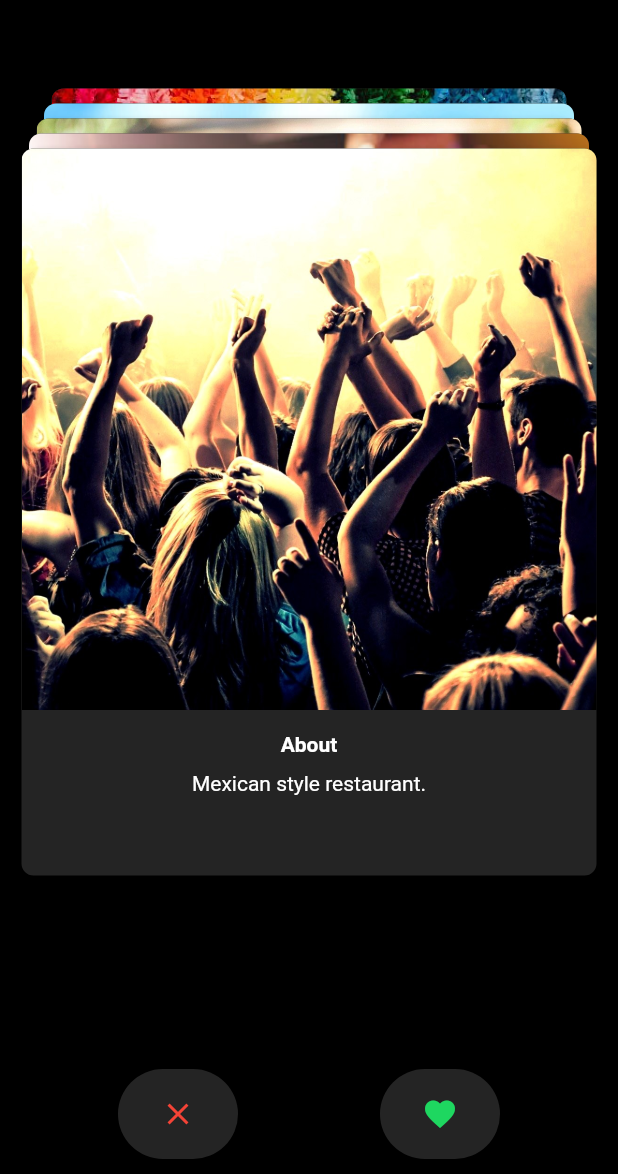
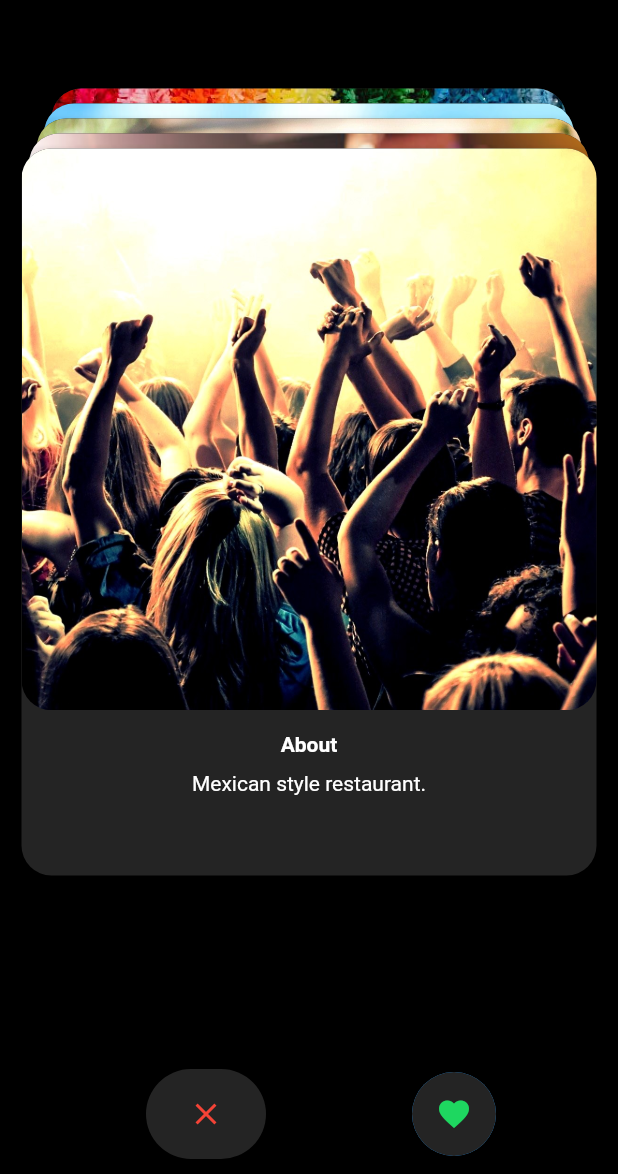
Before and after one commit to muhanator/Hungies, a Flutter app: the screen it shows after launch, on a phone screen of 412 x 824 dp, the part 62-1236 px from its top. Run offline on Flutter 3.47's test engine with Material 2 defaults, Android fonts, the phone set to English and light mode, and no system bars; our stand-ins replace google_maps_flutter, sliding_up_panel.

Commit message:
Added changes

```diff
--- a/lib/views/home_page.dart
+++ b/lib/views/home_page.dart
@@ -174,7 +174,7 @@ class HomePageState extends State<HomePage> with TickerProviderStateMixin {
                           Icons.clear,
                           color: Colors.red,
                         ))),
-                FlatButton(
+                FloatingActionButton(
                   onPressed: swipeRight,
                     child: Container(
                       height: 60,
@@ -243,9 +243,6 @@ class HomePageState extends State<HomePage> with TickerProviderStateMixin {
                                     ));
                                   },
                                   child: Card(
-                                    shape: RoundedRectangleBorder(
-                                      borderRadius: BorderRadius.circular(15.0),
-                                    ),
                                     color: Colors.transparent,
                                     elevation: 4.0,
                                     child: Container(
@@ -257,7 +254,7 @@ class HomePageState extends State<HomePage> with TickerProviderStateMixin {
                                       decoration: BoxDecoration(
                                         color: CARD_GREY,
                                         borderRadius:
-                                            BorderRadius.circular(8.0),
+                                            BorderRadius.circular(20.0),
                                       ),
                                       child: Column(
                                         children: <Widget>[
@@ -267,10 +264,7 @@ class HomePageState extends State<HomePage> with TickerProviderStateMixin {
                                                 10,
                                             height: screenSize.height / 2.2,
                                             decoration: BoxDecoration(
-                                              borderRadius: BorderRadius.only(
-                                                  topLeft: Radius.circular(8.0),
-                                                  topRight:
-                                                      Radius.circular(8.0)),
+                                              borderRadius: BorderRadius.circular(20.0),
                                               image: item,
                                             ),
                                           ),
@@ -311,9 +305,6 @@ class HomePageState extends State<HomePage> with TickerProviderStateMixin {
                       return new Positioned(
                         bottom: 100.0 + backCardPosition,
                         child: new Card(
-                          shape: RoundedRectangleBorder(
-                            borderRadius: BorderRadius.circular(15.0),
-                          ),
                           color: Colors.transparent,
                           elevation: 4.0,
                           child: new Container(
@@ -322,7 +313,7 @@ class HomePageState extends State<HomePage> with TickerProviderStateMixin {
                             height: screenSize.height / 1.7,
                             decoration: new BoxDecoration(
                               color: CARD_GREY,
-                              borderRadius: new BorderRadius.circular(8.0),
+                              borderRadius: new BorderRadius.circular(20.0),
                             ),
                             child: Column(
                               children: <Widget>[
@@ -330,9 +321,7 @@ class HomePageState extends State<HomePage> with TickerProviderStateMixin {
                                   width: screenSize.width / 1.2 + backCardWidth,
                                   height: screenSize.height / 2.2,
                                   decoration: BoxDecoration(
-                                    borderRadius: BorderRadius.only(
-                                        topLeft: Radius.circular(8.0),
-                                        topRight: Radius.circular(8.0)),
+                                    borderRadius: BorderRadius.circular(20.0),
                                     image: item,
                                   ),
                                 ),
```
Also changed, not shown: lib/views/detail.dart (+2 -41 lines).
